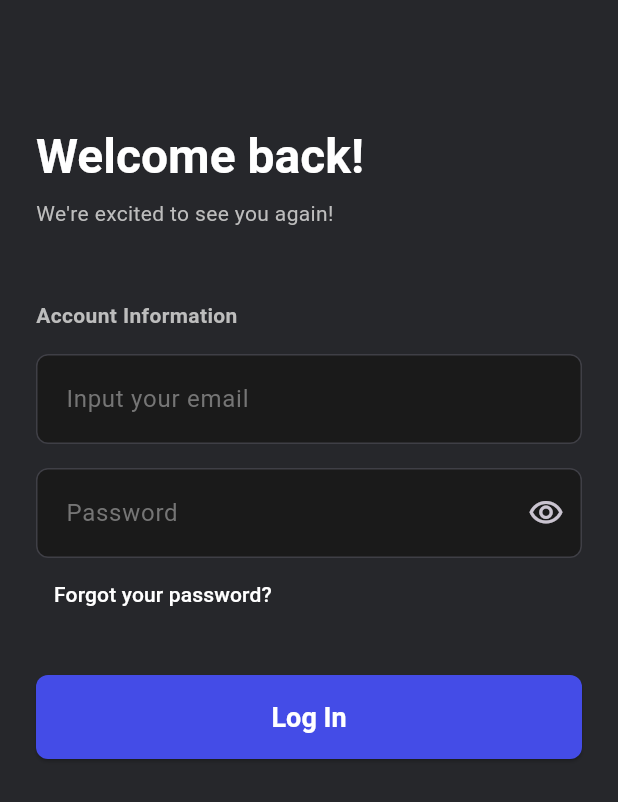
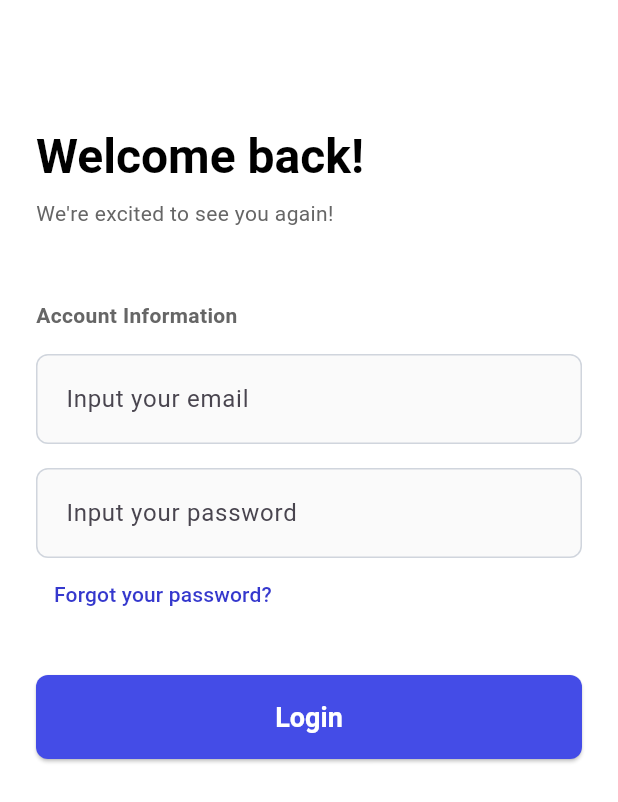
Before and after one commit to IsmailCoder366/caza, a Flutter app: the screen it shows after launch, on a phone screen of 412 x 824 dp. Shown: the top 802 px of the screen. Run offline on Flutter 3.47's test engine with Material 3 defaults, Android fonts, the phone set to English and light mode, and no system bars; our stand-ins replace flutter_bloc.

Commit message:
text field and login button modified

```diff
--- a/lib/core/constants/app_colors.dart
+++ b/lib/core/constants/app_colors.dart
@@ -24,6 +24,7 @@ class AppColors {
   static const Color lightBg = Color(0xFFFFFFFF);
   static const Color lightInputFill = Color(0xFFFAFAFA);
   static const Color lightBorder = Color(0xFFD0D5DD);
+  static const Color primaryAccent = Color(0xFF3538CD);
 
   // Texts co
   static const Color darkTextPrimary = Color(0xFFFFFFFF);
--- a/lib/core/theme/app_theme.dart
+++ b/lib/core/theme/app_theme.dart
@@ -21,7 +21,7 @@ class AppTheme {
         ),
       ),
 
-      // Input Field Styling from your
+      // Input Field Styling
       inputDecorationTheme: InputDecorationTheme(
         filled: true,
         fillColor: isDark ? AppColors.darkInputFill : AppColors.lightInputFill,
--- a/lib/features/auth/screens/login_screen.dart
+++ b/lib/features/auth/screens/login_screen.dart
@@ -1,3 +1,5 @@
+import 'package:caza/core/widgets/caza_button.dart';
+import 'package:caza/core/widgets/caza_text_field.dart';
 import 'package:flutter/material.dart';
 
 import '../../../core/constants/app_colors.dart';
@@ -6,7 +8,9 @@ class LoginScreen extends
 StatelessWidget {
   @override
   Widget build(BuildContext context) {
-    final theme = Theme.of(context); // Get current theme info
+    final theme = Theme.of(context);
+    TextEditingController emailController = TextEditingController();
+    TextEditingController passwordController = TextEditingController();
 
     return Scaffold(
       body: SafeArea(
@@ -24,27 +28,18 @@ StatelessWidget {
               const Text("Account Information", style: TextStyle(fontWeight: FontWeight.bold)),
               const SizedBox(height: 16),
 
-              const TextField(decoration: InputDecoration(hintText: "Input your email")),
-              const SizedBox(height: 16),
-              const TextField(
-                obscureText: true,
-                decoration: InputDecoration(
-                  hintText: "Password",
-                  suffixIcon: Icon(Icons.visibility_outlined),
-                ),
-              ),
+               CazaTextField(controller: emailController, label: 'Input your email',),
+               const SizedBox(height: 16),
+               CazaTextField(controller: passwordController, label: 'Input your password'),
 
               TextButton(
                 onPressed: () {},
                 child: Text("Forgot your password?",
-                    style: TextStyle(color: theme.brightness == Brightness.dark ? Colors.white : AppColors.primaryBlue)),
+                    style: TextStyle(color: theme.brightness == Brightness.dark ? Colors.white : AppColors.primaryAccent)),
               ),
 
               SizedBox(height: 30),
-              ElevatedButton(
-                onPressed: () {},
-                child: const Text("Log In"),
-              ),
+              CazaButton(text: 'Login', onPressed: (){})
             ],
           ),
         ),
--- a/lib/main.dart
+++ b/lib/main.dart
@@ -25,8 +25,8 @@ class MyApp extends StatelessWidget {
             debugShowCheckedModeBanner: false,
 
             // Adjusted to use the new getTheme method from Step 2
-            theme: AppTheme.getTheme(false), // Light Theme
-            darkTheme: AppTheme.getTheme(true), // Dark Theme
+            theme: AppTheme.getTheme(true), // Light Theme
+            darkTheme: AppTheme.getTheme(false), // Dark Theme
 
             // This is controlled by your ThemeBloc toggle
             themeMode: currentMode,
```
